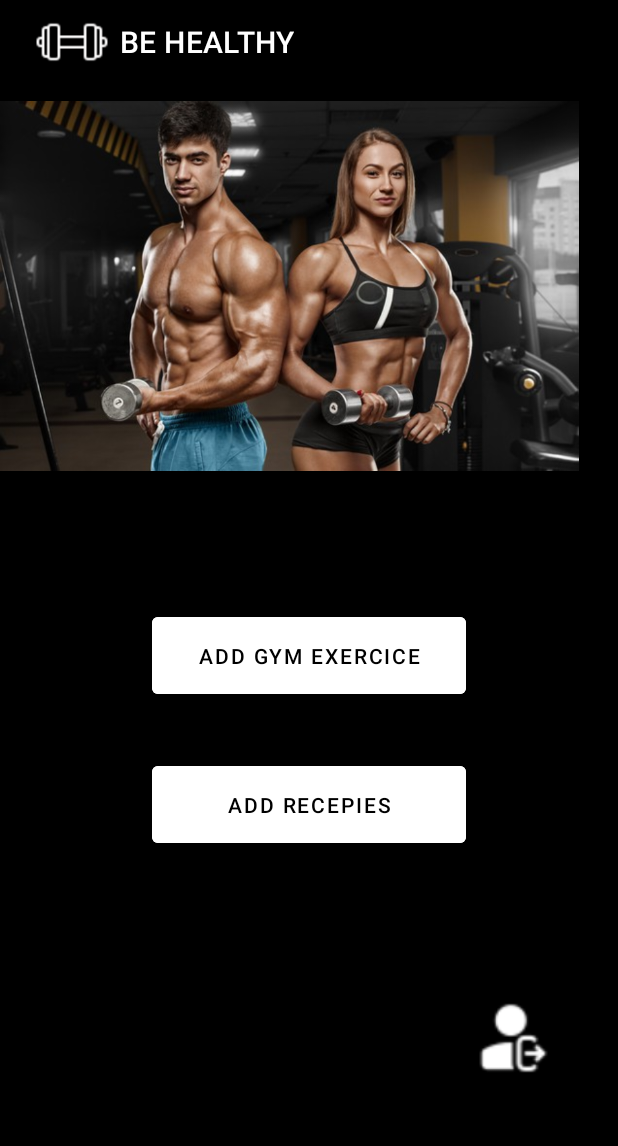
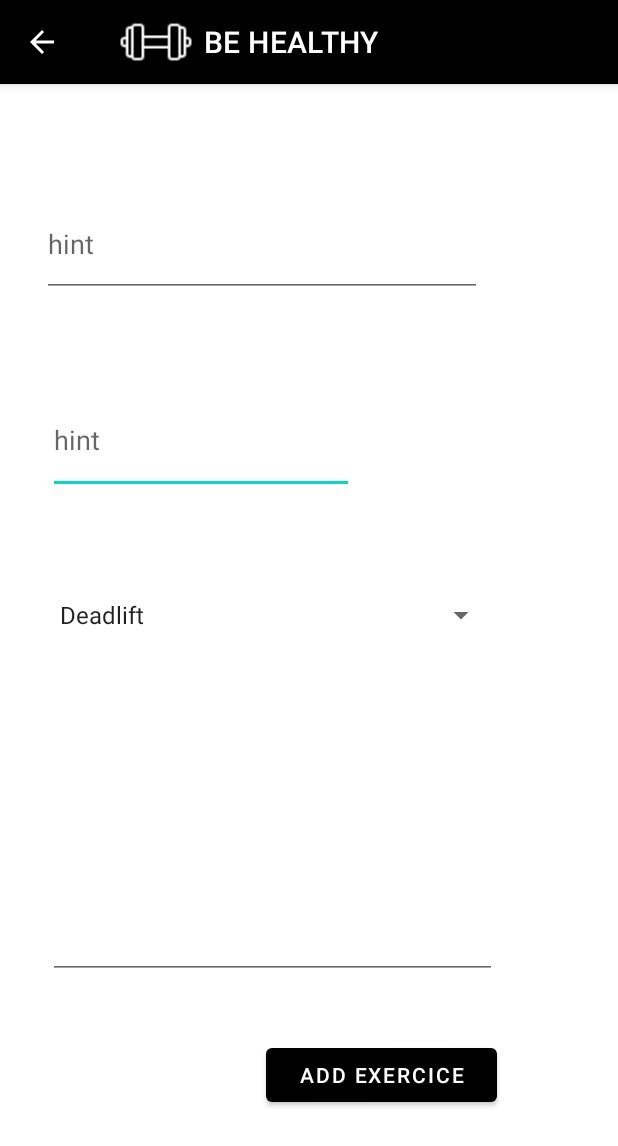
Before and after one commit to oumab26/MobileApp_Sante, an Android app: the AdminActivity screen opened directly, with no data from a screen before it, after a tap on "ADD GYM EXERCICE", on a phone screen of 412 x 824 dp. Shown: the top 1146 px of the screen. Run offline under Robolectric (Android 15) with nearby library versions, the phone set to English and light mode, and no system bars.

Commit message:
add addExercice Activity

```diff
--- a/app/src/main/AndroidManifest.xml
+++ b/app/src/main/AndroidManifest.xml
@@ -13,6 +13,14 @@
         android:supportsRtl="true"
         android:theme="@style/Theme.DataStorage"
         tools:targetApi="31">
+        <activity
+            android:name=".AddExerciceActivity"
+            android:parentActivityName=".AdminActivity"
+            android:exported="false">
+            <meta-data
+                android:name="android.app.lib_name"
+                android:value="" />
+        </activity>
         <activity
             android:name=".AdminActivity"
             android:exported="false">
--- /dev/null
+++ b/app/src/main/java/tn/esprit/datastorage/AddExerciceActivity.java
@@ -0,0 +1,33 @@
+package tn.esprit.datastorage;
+
+import androidx.appcompat.app.AppCompatActivity;
+
+import android.os.Bundle;
+import android.widget.Button;
+import android.widget.Spinner;
+import android.widget.TextView;
+
+public class AddExerciceActivity extends AppCompatActivity {
+
+    Button addExercicebtn;
+    TextView exerciceName;
+    TextView exercice_category;
+    TextView exerciceDetails;
+    Spinner exercicePic;
+    @Override
+    protected void onCreate(Bundle savedInstanceState) {
+        super.onCreate(savedInstanceState);
+        setContentView(R.layout.activity_add_exercice);
+        getSupportActionBar().setDisplayShowHomeEnabled(true);
+        getSupportActionBar().setIcon(R.drawable.gymicon);
+
+
+       addExercicebtn =  findViewById(R.id.addExercicebtn);
+       exerciceName = findViewById(R.id.exerciceName);
+       exercice_category = findViewById(R.id.exercice_category);
+       exerciceDetails = findViewById(R.id.exerciceDetails);
+       exercicePic = findViewById(R.id.exercicePic);
+
+
+    }
+}
--- a/app/src/main/java/tn/esprit/datastorage/AdminActivity.java
+++ b/app/src/main/java/tn/esprit/datastorage/AdminActivity.java
@@ -30,9 +30,9 @@ public class AdminActivity extends AppCompatActivity {
             @Override
             public void onClick(View view) {
 
-                /*Intent intent = new Intent(AdminActivity.this, CalorieActivity.class);
-                startActivity(intent);*/
-                System.out.println("ADD exercice Button clicked successfully ! ");
+                Intent intent = new Intent(AdminActivity.this, AddExerciceActivity.class);
+                startActivity(intent);
+                //System.out.println("ADD exercice Button clicked successfully ! ");
             }
         });
     }
--- /dev/null
+++ b/app/src/main/res/layout/activity_add_exercice.xml
@@ -0,0 +1,66 @@
+<?xml version="1.0" encoding="utf-8"?>
+<androidx.constraintlayout.widget.ConstraintLayout xmlns:android="http://schemas.android.com/apk/res/android"
+    xmlns:app="http://schemas.android.com/apk/res-auto"
+    xmlns:tools="http://schemas.android.com/tools"
+    android:layout_width="match_parent"
+    android:layout_height="match_parent"
+    tools:context=".AddExerciceActivity">
+
+    <Spinner
+        android:id="@+id/exercicePic"
+        android:layout_width="299dp"
+        android:layout_height="81dp"
+        android:layout_marginTop="40dp"
+        android:entries="@array/spinnerItems"
+        android:spinnerMode="dropdown"
+        app:layout_constraintEnd_toEndOf="parent"
+        app:layout_constraintHorizontal_bias="0.285"
+        app:layout_constraintStart_toStartOf="parent"
+        app:layout_constraintTop_toBottomOf="@+id/exercice_category" />
+
+    <com.google.android.material.textfield.TextInputEditText
+        android:id="@+id/exercice_category"
+        android:layout_width="204dp"
+        android:layout_height="71dp"
+        android:layout_marginTop="60dp"
+        android:hint="hint"
+        app:layout_constraintEnd_toEndOf="parent"
+        app:layout_constraintHorizontal_bias="0.154"
+        app:layout_constraintStart_toStartOf="parent"
+        app:layout_constraintTop_toBottomOf="@+id/exerciceName" />
+
+    <com.google.android.material.textfield.TextInputEditText
+        android:id="@+id/exerciceName"
+        android:layout_width="293dp"
+        android:layout_height="70dp"
+        android:layout_marginTop="72dp"
+        android:hint="hint"
+        app:layout_constraintEnd_toEndOf="parent"
+        app:layout_constraintHorizontal_bias="0.237"
+        app:layout_constraintStart_toStartOf="parent"
+        app:layout_constraintTop_toTopOf="parent" />
+
+    <EditText
+        android:id="@+id/exerciceDetails"
+        android:layout_width="299dp"
+        android:layout_height="170dp"
+        android:layout_marginTop="32dp"
+        android:ems="10"
+        android:inputType="textPersonName"
+        app:layout_constraintEnd_toEndOf="parent"
+        app:layout_constraintHorizontal_bias="0.285"
+        app:layout_constraintStart_toStartOf="parent"
+        app:layout_constraintTop_toBottomOf="@+id/exercicePic" />
+
+    <Button
+        android:id="@+id/addExercicebtn"
+        android:layout_width="154dp"
+        android:layout_height="48dp"
+        android:layout_marginTop="40dp"
+        android:text="Add Exercice"
+        app:layout_constraintEnd_toEndOf="parent"
+        app:layout_constraintHorizontal_bias="0.688"
+        app:layout_constraintStart_toStartOf="parent"
+        app:layout_constraintTop_toBottomOf="@+id/exerciceDetails" />
+
+</androidx.constraintlayout.widget.ConstraintLayout>
--- /dev/null
+++ b/app/src/main/res/values/array.xml
@@ -0,0 +1,12 @@
+<?xml version="1.0" encoding="utf-8"?>
+<resources>
+
+    <string-array name="spinnerItems">
+        <item>Deadlift</item>
+        <item>Biceps</item>
+        <item>Squat</item>
+        <item>Triceps</item>
+    </string-array>
+
+
+</resources>
```
Also changed, not shown: app/src/main/res/drawable/triceps.webp (added).
